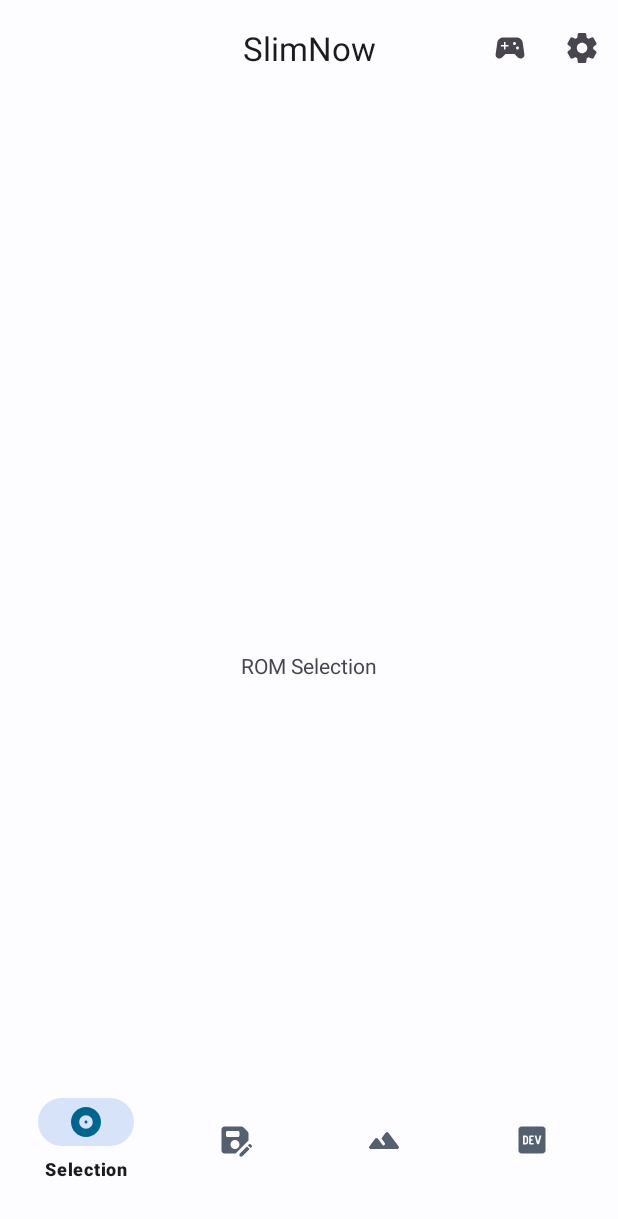
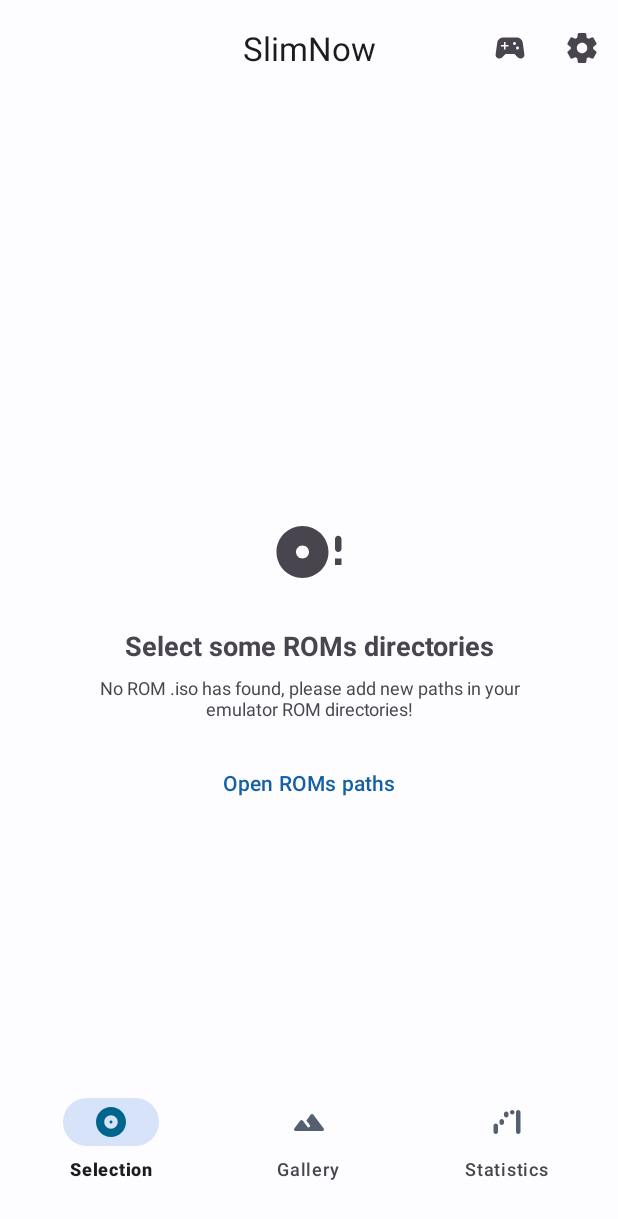
Before and after one commit to beloncode/Slimnow, an Android app: the screen it shows after launch (MainActivity), on a phone screen of 412 x 824 dp. Shown: the top 1219 px of the screen. Run offline under Robolectric (Android 15) with nearby library versions, the phone set to English and light mode, and no system bars; 2 statements that could not run were skipped.

Commit message:
User can now select the emulator storage directory

```diff
--- a/app/src/main/java/com/emu/slimnow/MainActivity.kt
+++ b/app/src/main/java/com/emu/slimnow/MainActivity.kt
@@ -20,9 +20,8 @@ class MainActivity : AppCompatActivity() {
     private fun replaceFragmentView(menuNaviItem: MenuItem) {
         val layoutFragment: Any = when (menuNaviItem.itemId) {
             R.id.romSection -> RomSelectionFragment.getInstance()
-            R.id.saveManager -> SaveManagerFragment.getInstance()
+            R.id.statistics -> StatisticsFragment.getInstance()
             R.id.gallery -> GalleryFragment.getInstance()
-            R.id.logMessages -> LogFragment.getInstance()
             else -> { }
         }
 
--- a/app/src/main/java/com/emu/slimnow/ui/SaveManagerFragment.kt
+++ b/app/src/main/java/com/emu/slimnow/ui/StatisticsFragment.kt
@@ -7,9 +7,9 @@ import android.view.ViewGroup
 import androidx.fragment.app.Fragment
 import com.emu.slimnow.R
 
-class SaveManagerFragment : Fragment() {
+class StatisticsFragment : Fragment() {
     companion object {
-        fun getInstance() = SaveManagerFragment()
+        fun getInstance() = StatisticsFragment()
     }
 
     override fun onCreateView(
@@ -17,6 +17,6 @@ class SaveManagerFragment : Fragment() {
         container: ViewGroup?,
         savedInstanceState: Bundle?
     ): View? {
-        return inflater.inflate(R.layout.fragment_savemanager, container, false)
+        return inflater.inflate(R.layout.fragment_statistics, container, false)
     }
 }
--- a/app/src/main/res/drawable/navi_round_logo_dev_24.xml
+++ /dev/null
@@ -1,6 +0,0 @@
-<vector android:height="24dp" android:tint="?attr/colorControlNormal"
-    android:viewportHeight="24" android:viewportWidth="24"
-    android:width="24dp" xmlns:android="http://schemas.android.com/apk/res/android">
-    <path android:fillColor="@android:color/white" android:pathData="M19,3H5C3.9,3 3,3.9 3,5v14c0,1.1 0.9,2 2,2h14c1.1,0 2,-0.9 2,-2V5C21,3.9 20.1,3 19,3zM7.68,14.98H6V9h1.71c1.28,0 1.71,1.03 1.71,1.71l0,2.56C9.42,13.95 9,14.98 7.68,14.98zM12.38,11.46v1.07h-1.18v1.39h1.93v1.07h-2.25c-0.4,0.01 -0.74,-0.31 -0.75,-0.71V9.75c-0.01,-0.4 0.31,-0.74 0.71,-0.75h2.28l0,1.07h-1.92v1.39H12.38zM16.88,14.23c-0.48,1.11 -1.33,0.89 -1.71,0L13.77,9h1.18l1.07,4.11L17.09,9h1.18L16.88,14.23z"/>
-    <path android:fillColor="@android:color/white" android:pathData="M7.77,10.12H7.14v3.77h0.63c0.14,0 0.28,-0.05 0.42,-0.16c0.14,-0.1 0.21,-0.26 0.21,-0.47v-2.52c0,-0.21 -0.07,-0.37 -0.21,-0.47C8.05,10.17 7.91,10.12 7.77,10.12z"/>
-</vector>
--- a/app/src/main/res/drawable/navi_round_save_as_24.xml
+++ /dev/null
@@ -1,5 +0,0 @@
-<vector android:height="24dp" android:tint="?attr/colorControlNormal"
-    android:viewportHeight="24" android:viewportWidth="24"
-    android:width="24dp" xmlns:android="http://schemas.android.com/apk/res/android">
-    <path android:fillColor="@android:color/white" android:pathData="M20.41,6.41l-2.83,-2.83C17.21,3.21 16.7,3 16.17,3H5C3.9,3 3,3.9 3,5v14c0,1.1 0.9,2 2,2h7.4l8.6,-8.6V7.83C21,7.3 20.79,6.79 20.41,6.41zM12,18c-1.66,0 -3,-1.34 -3,-3s1.34,-3 3,-3s3,1.34 3,3S13.66,18 12,18zM15,9c0,0.55 -0.45,1 -1,1H7c-0.55,0 -1,-0.45 -1,-1V7c0,-0.55 0.45,-1 1,-1h7c0.55,0 1,0.45 1,1V9zM19.99,16.25l1.77,1.77l-4.84,4.84C16.82,22.95 16.69,23 16.56,23H15.5c-0.28,0 -0.5,-0.22 -0.5,-0.5v-1.06c0,-0.13 0.05,-0.26 0.15,-0.35L19.99,16.25zM23.25,16.51l-0.85,0.85l-1.77,-1.77l0.85,-0.85c0.2,-0.2 0.51,-0.2 0.71,0l1.06,1.06C23.45,16 23.45,16.32 23.25,16.51z"/>
-</vector>
--- /dev/null
+++ b/app/src/main/res/drawable/round_storage_24.xml
@@ -0,0 +1,5 @@
+<vector android:height="24dp" android:tint="?attr/colorControlNormal"
+    android:viewportHeight="24" android:viewportWidth="24"
+    android:width="24dp" xmlns:android="http://schemas.android.com/apk/res/android">
+    <path android:fillColor="@android:color/white" android:pathData="M4,20h16c1.1,0 2,-0.9 2,-2s-0.9,-2 -2,-2L4,16c-1.1,0 -2,0.9 -2,2s0.9,2 2,2zM4,17h2v2L4,19v-2zM2,6c0,1.1 0.9,2 2,2h16c1.1,0 2,-0.9 2,-2s-0.9,-2 -2,-2L4,4c-1.1,0 -2,0.9 -2,2zM6,7L4,7L4,5h2v2zM4,14h16c1.1,0 2,-0.9 2,-2s-0.9,-2 -2,-2L4,10c-1.1,0 -2,0.9 -2,2s0.9,2 2,2zM4,11h2v2L4,13v-2z"/>
+</vector>
--- /dev/null
+++ b/app/src/main/res/drawable/selection_empty_round_disc_full_24.xml
@@ -0,0 +1,5 @@
+<vector android:height="24dp" android:tint="?attr/colorControlNormal"
+    android:viewportHeight="24" android:viewportWidth="24"
+    android:width="24dp" xmlns:android="http://schemas.android.com/apk/res/android">
+    <path android:fillColor="@android:color/white" android:pathData="M20,16h2v-2h-2v2zM20,8v3c0,0.55 0.45,1 1,1s1,-0.45 1,-1L22,8c0,-0.55 -0.45,-1 -1,-1s-1,0.45 -1,1zM10,4c-4.42,0 -8,3.58 -8,8s3.58,8 8,8 8,-3.58 8,-8 -3.58,-8 -8,-8zM10,14c-1.1,0 -2,-0.9 -2,-2s0.9,-2 2,-2 2,0.9 2,2 -0.9,2 -2,2z"/>
+</vector>
--- a/app/src/main/res/drawable/top_round_settings_24.xml
+++ b/app/src/main/res/drawable/top_round_settings_24.xml
@@ -1,5 +1,7 @@
-<vector android:height="24dp" android:tint="?attr/colorControlNormal"
+<vector xmlns:tools="http://schemas.android.com/tools"
+    android:height="24dp" android:tint="?attr/colorControlNormal"
     android:viewportHeight="24" android:viewportWidth="24"
     android:width="24dp" xmlns:android="http://schemas.android.com/apk/res/android">
-    <path android:fillColor="@android:color/white" android:pathData="M19.5,12c0,-0.23 -0.01,-0.45 -0.03,-0.68l1.86,-1.41c0.4,-0.3 0.51,-0.86 0.26,-1.3l-1.87,-3.23c-0.25,-0.44 -0.79,-0.62 -1.25,-0.42l-2.15,0.91c-0.37,-0.26 -0.76,-0.49 -1.17,-0.68l-0.29,-2.31C14.8,2.38 14.37,2 13.87,2h-3.73C9.63,2 9.2,2.38 9.14,2.88L8.85,5.19c-0.41,0.19 -0.8,0.42 -1.17,0.68L5.53,4.96c-0.46,-0.2 -1,-0.02 -1.25,0.42L2.41,8.62c-0.25,0.44 -0.14,0.99 0.26,1.3l1.86,1.41C4.51,11.55 4.5,11.77 4.5,12s0.01,0.45 0.03,0.68l-1.86,1.41c-0.4,0.3 -0.51,0.86 -0.26,1.3l1.87,3.23c0.25,0.44 0.79,0.62 1.25,0.42l2.15,-0.91c0.37,0.26 0.76,0.49 1.17,0.68l0.29,2.31C9.2,21.62 9.63,22 10.13,22h3.73c0.5,0 0.93,-0.38 0.99,-0.88l0.29,-2.31c0.41,-0.19 0.8,-0.42 1.17,-0.68l2.15,0.91c0.46,0.2 1,0.02 1.25,-0.42l1.87,-3.23c0.25,-0.44 0.14,-0.99 -0.26,-1.3l-1.86,-1.41C19.49,12.45 19.5,12.23 19.5,12zM12.04,15.5c-1.93,0 -3.5,-1.57 -3.5,-3.5s1.57,-3.5 3.5,-3.5s3.5,1.57 3.5,3.5S13.97,15.5 12.04,15.5z"/>
+    <path android:fillColor="@android:color/white" android:pathData="M19.5,12c0,-0.23 -0.01,-0.45 -0.03,-0.68l1.86,-1.41c0.4,-0.3 0.51,-0.86 0.26,-1.3l-1.87,-3.23c-0.25,-0.44 -0.79,-0.62 -1.25,-0.42l-2.15,0.91c-0.37,-0.26 -0.76,-0.49 -1.17,-0.68l-0.29,-2.31C14.8,2.38 14.37,2 13.87,2h-3.73C9.63,2 9.2,2.38 9.14,2.88L8.85,5.19c-0.41,0.19 -0.8,0.42 -1.17,0.68L5.53,4.96c-0.46,-0.2 -1,-0.02 -1.25,0.42L2.41,8.62c-0.25,0.44 -0.14,0.99 0.26,1.3l1.86,1.41C4.51,11.55 4.5,11.77 4.5,12s0.01,0.45 0.03,0.68l-1.86,1.41c-0.4,0.3 -0.51,0.86 -0.26,1.3l1.87,3.23c0.25,0.44 0.79,0.62 1.25,0.42l2.15,-0.91c0.37,0.26 0.76,0.49 1.17,0.68l0.29,2.31C9.2,21.62 9.63,22 10.13,22h3.73c0.5,0 0.93,-0.38 0.99,-0.88l0.29,-2.31c0.41,-0.19 0.8,-0.42 1.17,-0.68l2.15,0.91c0.46,0.2 1,0.02 1.25,-0.42l1.87,-3.23c0.25,-0.44 0.14,-0.99 -0.26,-1.3l-1.86,-1.41C19.49,12.45 19.5,12.23 19.5,12zM12.04,15.5c-1.93,0 -3.5,-1.57 -3.5,-3.5s1.57,-3.5 3.5,-3.5s3.5,1.57 3.5,3.5S13.97,15.5 12.04,15.5z"
+        tools:ignore="VectorPath" />
 </vector>
--- a/app/src/main/res/layout/fragment_romselection.xml
+++ b/app/src/main/res/layout/fragment_romselection.xml
@@ -2,20 +2,76 @@
 <FrameLayout xmlns:android="http://schemas.android.com/apk/res/android"
     android:layout_width="match_parent"
     android:layout_height="match_parent"
+    xmlns:tools="http://schemas.android.com/tools"
     xmlns:app="http://schemas.android.com/apk/res-auto"
-    xmlns:tools="http://schemas.android.com/tools"
-    tools:context=".ui.RomSelectionFragment"
-    >
+    tools:context=".ui.RomSelectionFragment">
 
-    <TextView
-        android:id="@+id/selectionView"
-        android:layout_width="wrap_content"
+    <androidx.recyclerview.widget.RecyclerView
+        android:layout_width="match_parent"
+        android:layout_height="match_parent" />
+
+    <androidx.constraintlayout.widget.ConstraintLayout
+        android:layout_width="match_parent"
         android:layout_height="wrap_content"
+        android:layout_marginStart="48dp"
+        android:layout_marginEnd="48dp"
+        android:layout_gravity="center_vertical"
+        >
 
+        <ImageView
+            android:id="@+id/empty_icon"
+            android:layout_width="52dp"
+            android:layout_height="52dp"
 
-        android:text="ROM Selection"
-        android:layout_gravity="center"
-        app:layout_constraintTop_toBottomOf="@+id/main_toolbar"
-        tools:ignore="HardcodedText" />
+            android:src="@drawable/selection_empty_round_disc_full_24"
+
+            app:layout_constraintEnd_toEndOf="parent"
+            app:layout_constraintStart_toStartOf="parent"
+            app:layout_constraintTop_toTopOf="parent"
+            tools:ignore="ContentDescription,ImageContrastCheck" />
+
+        <TextView
+            android:id="@+id/empty_title"
+            android:layout_width="match_parent"
+            android:layout_height="wrap_content"
+            android:layout_marginTop="24dp"
+            android:text="@string/selection_empty_title"
+            android:textAlignment="center"
+            android:textSize="18sp"
+
+            android:textStyle="bold"
+
+            app:layout_constraintEnd_toEndOf="parent"
+            app:layout_constraintStart_toStartOf="parent"
+            app:layout_constraintTop_toBottomOf="@+id/empty_icon" />
+
+        <TextView
+            android:id="@+id/empty_summary"
+            android:layout_width="wrap_content"
+            android:layout_height="wrap_content"
+            android:layout_gravity="center"
+            android:text="@string/selection_empty_summary"
+            android:textSize="12sp"
+            android:textAlignment="center"
+            android:layout_marginTop="32dp"
+
+            app:layout_constraintTop_toTopOf="@id/empty_title"
+            app:layout_constraintStart_toStartOf="parent"
+            app:layout_constraintEnd_toEndOf="parent"
+            />
+
+        <Button
+            android:id="@+id/openROMPaths"
+            style="@style/Widget.Material3.Button.TextButton"
+            android:layout_width="wrap_content"
+            android:layout_height="wrap_content"
+            android:layout_marginTop="48dp"
+
+            android:text="@string/selection_empty_button"
+            app:layout_constraintEnd_toEndOf="parent"
+            app:layout_constraintStart_toStartOf="parent"
+            app:layout_constraintTop_toTopOf="@id/empty_summary" />
+
+    </androidx.constraintlayout.widget.ConstraintLayout>
 
 </FrameLayout>
--- a/app/src/main/res/layout/fragment_savemanager.xml
+++ b/app/src/main/res/layout/fragment_statistics.xml
@@ -3,7 +3,7 @@
     android:layout_width="match_parent"
     android:layout_height="match_parent"
     xmlns:tools="http://schemas.android.com/tools"
-    tools:context=".ui.SaveManagerFragment"
+    tools:context=".ui.StatisticsFragment"
     >
 
 
@@ -13,7 +13,7 @@
         android:layout_height="wrap_content"
 
 
-        android:text="Save Manager"
+        android:text="Statistics"
         android:layout_gravity="center"
         tools:ignore="HardcodedText" />
 
--- a/app/src/main/res/menu/navi_items.xml
+++ b/app/src/main/res/menu/navi_items.xml
@@ -5,18 +5,15 @@
         android:title="@string/navi_selection"
         android:icon="@drawable/navi_round_album_24"
         app:showAsAction="ifRoom" />
-    <item android:id="@+id/saveManager"
-        android:title="@string/navi_save_manager"
-        android:icon="@drawable/navi_round_save_as_24"
-        app:showAsAction="ifRoom" />
+
     <item android:id="@+id/gallery"
         android:title="@string/navi_gallery"
         android:icon="@drawable/navi_round_landscape_24"
         app:showAsAction="ifRoom"/>
 
-    <item android:id="@+id/logMessages"
-        android:title="@string/navi_logs_and_status"
-        android:icon="@drawable/navi_round_logo_dev_24"
+    <item android:id="@+id/statistics"
+        android:title="@string/navi_statistics"
+        android:icon="@drawable/navi_round_waterfall_chart_24"
         app:showAsAction="ifRoom" />
 
 </menu>
--- a/app/src/main/res/values-night/strings.xml
+++ b/app/src/main/res/values-night/strings.xml
@@ -1,12 +1,9 @@
 <?xml version="1.0" encoding="utf-8"?>
 <resources>
     <string name="navi_selection">Selection</string>
-    <string name="navi_statics">Statics</string>
     <string name="top_settings">Settings</string>
     <string name="navi_gallery">Gallery</string>
     <string name="top_input_methods">Input Methods</string>
-    <string name="navi_save_manager">Save Manager</string>
-    <string name="navi_logs_and_status">Logs and Status</string>
     <string name="main_top_slimnow">SlimNow</string>
     <string name="settings_top_global_settings">Global Settings</string>
     <string name="setup_app_icon_desc">App Icon</string>
@@ -16,4 +13,8 @@
     <string name="setup_button_next">Next</string>
     <string name="setup_frame_root">Select Root Directory</string>
     <string name="setup_frame_root_summary">Where your emulator will be hosted locally</string>
+    <string name="navi_statistics">Statistics</string>
+    <string name="selection_empty_title">Select some ROMs directories</string>
+    <string name="selection_empty_summary">No ROM .iso has found, please add new paths in your emulator ROM directories!</string>
+    <string name="selection_empty_button">Open ROMs paths</string>
 </resources>
--- a/app/src/main/res/values/strings.xml
+++ b/app/src/main/res/values/strings.xml
@@ -1,12 +1,9 @@
 <resources>
     <string name="app_name">SlimNow</string>
     <string name="navi_selection">Selection</string>
-    <string name="navi_statics">Statics</string>
     <string name="top_settings">Settings</string>
     <string name="navi_gallery">Gallery</string>
     <string name="top_input_methods">Input Methods</string>
-    <string name="navi_save_manager">Save Manager</string>
-    <string name="navi_logs_and_status">Logs and Status</string>
     <string name="main_top_slimnow">SlimNow</string>
     <string name="settings_top_global_settings">Global Settings</string>
     <string name="prefer_view_root">View Root Directory</string>
@@ -18,4 +15,8 @@
     <string name="setup_button_next">Next</string>
     <string name="setup_frame_root">Select Root Directory</string>
     <string name="setup_frame_root_summary">Where your emulator will be hosted locally</string>
+    <string name="navi_statistics">Statistics</string>
+    <string name="selection_empty_title">Select some ROMs directories</string>
+    <string name="selection_empty_summary">No ROM .iso has found, please add new paths in your emulator ROM directories!</string>
+    <string name="selection_empty_button">Open ROMs paths</string>
 </resources>
```
Also changed, not shown: app/src/main/java/com/emu/slimnow/SetupActivity.kt (+52 -1 lines), app/src/main/java/com/emu/slimnow/model/UserPreferModel.kt (+16 -4 lines), app/src/main/java/com/emu/slimnow/ui/LogFragment.kt (deleted, +0 -22 lines), app/src/main/res/layout/activity_setup.xml (+28 -4 lines), app/src/main/res/layout/fragment_log.xml (deleted, +0 -21 lines).
